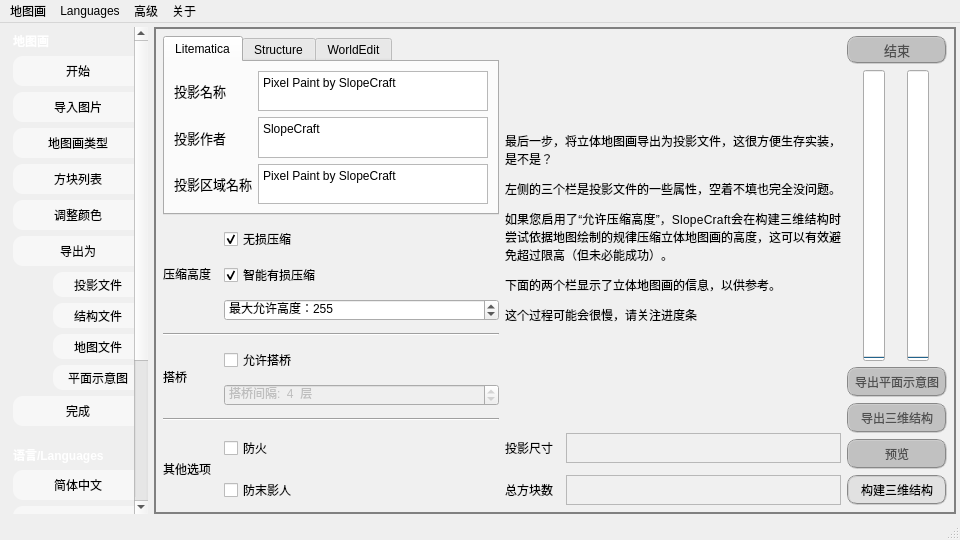
The window that SlopeCraftMain/others/mainwindow.ui (SlopeCraft/SlopeCraft) describes before a commit, drawn with Qt 5.
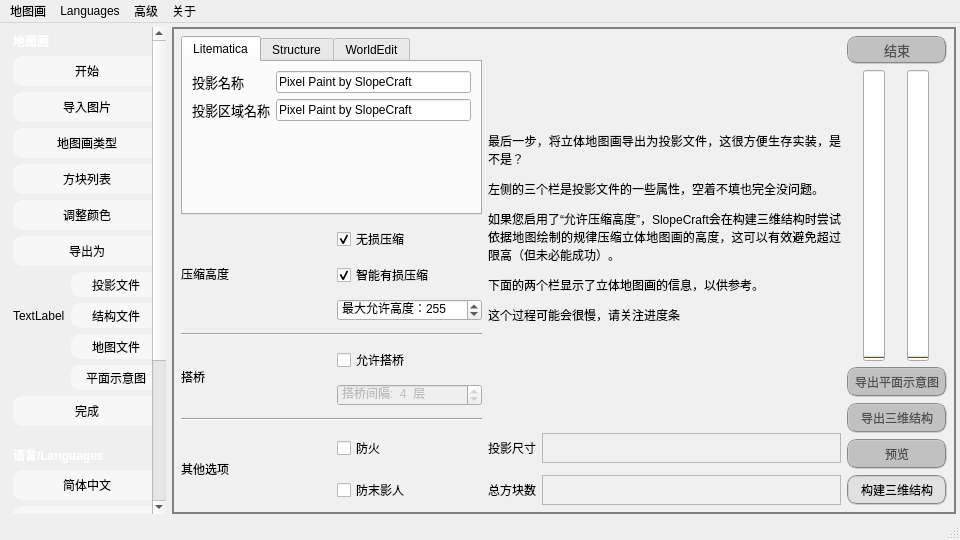
The same window after the commit. The open tabs and pages were chosen to show the change. Icons and pictures are not drawn.

```diff
--- a/SlopeCraftMain/others/mainwindow.ui
+++ b/SlopeCraftMain/others/mainwindow.ui
@@ -159,7 +159,7 @@
         <rect>
          <x>0</x>
          <y>0</y>
-         <width>152</width>
+         <width>167</width>
          <height>706</height>
         </rect>
        </property>
@@ -337,25 +337,6 @@
             </property>
            </widget>
           </item>
-          <item row="0" column="1">
-           <widget class="QPushButton" name="progressExLite">
-            <property name="sizePolicy">
-             <sizepolicy hsizetype="Expanding" vsizetype="Preferred">
-              <horstretch>0</horstretch>
-              <verstretch>0</verstretch>
-             </sizepolicy>
-            </property>
-            <property name="minimumSize">
-             <size>
-              <width>90</width>
-              <height>25</height>
-             </size>
-            </property>
-            <property name="text">
-             <string>投影文件</string>
-            </property>
-           </widget>
-          </item>
           <item row="2" column="1">
            <widget class="QPushButton" name="progressExData">
             <property name="sizePolicy">
@@ -407,6 +388,32 @@
             </property>
            </widget>
           </item>
+          <item row="1" column="0">
+           <widget class="QLabel" name="label_40">
+            <property name="text">
+             <string>TextLabel</string>
+            </property>
+           </widget>
+          </item>
+          <item row="0" column="1">
+           <widget class="QPushButton" name="progressExLite">
+            <property name="sizePolicy">
+             <sizepolicy hsizetype="Expanding" vsizetype="Preferred">
+              <horstretch>0</horstretch>
+              <verstretch>0</verstretch>
+             </sizepolicy>
+            </property>
+            <property name="minimumSize">
+             <size>
+              <width>90</width>
+              <height>25</height>
+             </size>
+            </property>
+            <property name="text">
+             <string>投影文件</string>
+            </property>
+           </widget>
+          </item>
          </layout>
         </item>
         <item>
@@ -622,7 +629,7 @@
        <enum>QFrame::Plain</enum>
       </property>
       <property name="currentIndex">
-       <number>5</number>
+       <number>0</number>
       </property>
       <widget class="QWidget" name="PageStart">
        <property name="styleSheet">
@@ -1774,8 +1781,8 @@
               <rect>
                <x>0</x>
                <y>0</y>
-               <width>551</width>
-               <height>378</height>
+               <width>16</width>
+               <height>16</height>
               </rect>
              </property>
              <property name="sizePolicy">
@@ -2395,90 +2402,13 @@
          <number>9</number>
         </property>
         <item>
-         <layout class="QGridLayout" name="gridLayout_2" rowstretch="0,0,0,0,0,0,0,0,0,0,0,0,0,0" columnstretch="1,5,1,5">
+         <layout class="QGridLayout" name="gridLayout_2" rowstretch="0,0,0,0,0,0,0,0,0,0,0,0,0,0" columnstretch="1,0,0,0">
           <property name="rightMargin">
            <number>0</number>
           </property>
           <property name="verticalSpacing">
            <number>12</number>
           </property>
-          <item row="12" column="2">
-           <widget class="QLabel" name="label_4">
-            <property name="font">
-             <font/>
-            </property>
-            <property name="text">
-             <string>投影尺寸</string>
-            </property>
-           </widget>
-          </item>
-          <item row="4" column="1">
-           <widget class="QCheckBox" name="AllowNaturalOpti">
-            <property name="font">
-             <font/>
-            </property>
-            <property name="toolTip">
-             <string>降低总高度，破坏连续性</string>
-            </property>
-            <property name="accessibleName">
-             <string/>
-            </property>
-            <property name="accessibleDescription">
-             <string/>
-            </property>
-            <property name="text">
-             <string>无损压缩</string>
-            </property>
-            <property name="checked">
-             <bool>true</bool>
-            </property>
-           </widget>
-          </item>
-          <item row="8" column="1">
-           <widget class="QCheckBox" name="allowGlassBridge">
-            <property name="toolTip">
-             <string>方便建造，耗费玻璃</string>
-            </property>
-            <property name="text">
-             <string>允许搭桥</string>
-            </property>
-           </widget>
-          </item>
-          <item row="12" column="3">
-           <widget class="QLabel" name="ShowLiteXYZ">
-            <property name="sizePolicy">
-             <sizepolicy hsizetype="Expanding" vsizetype="Preferred">
-              <horstretch>0</horstretch>
-              <verstretch>0</verstretch>
-             </sizepolicy>
-            </property>
-            <property name="minimumSize">
-             <size>
-              <width>0</width>
-              <height>30</height>
-             </size>
-            </property>
-            <property name="font">
-             <font/>
-            </property>
-            <property name="frameShape">
-             <enum>QFrame::StyledPanel</enum>
-            </property>
-            <property name="text">
-             <string/>
-            </property>
-           </widget>
-          </item>
-          <item row="13" column="2">
-           <widget class="QLabel" name="label_5">
-            <property name="font">
-             <font/>
-            </property>
-            <property name="text">
-             <string>总方块数</string>
-            </property>
-           </widget>
-          </item>
           <item row="12" column="0" rowspan="2">
            <widget class="QLabel" name="label_38">
             <property name="frameShape">
@@ -2496,19 +2426,35 @@
             </property>
            </widget>
           </item>
-          <item row="9" column="1" rowspan="2">
-           <widget class="QSpinBox" name="glassBridgeInterval">
-            <property name="enabled">
-             <bool>false</bool>
+          <item row="8" column="1">
+           <widget class="QCheckBox" name="allowGlassBridge">
+            <property name="toolTip">
+             <string>方便建造，耗费玻璃</string>
             </property>
-            <property name="suffix">
-             <string>  层</string>
+            <property name="text">
+             <string>允许搭桥</string>
             </property>
-            <property name="prefix">
-             <string>搭桥间隔:  </string>
+           </widget>
+          </item>
+          <item row="4" column="1">
+           <widget class="QCheckBox" name="AllowNaturalOpti">
+            <property name="font">
+             <font/>
             </property>
-            <property name="value">
-             <number>4</number>
+            <property name="toolTip">
+             <string>降低总高度，破坏连续性</string>
+            </property>
+            <property name="accessibleName">
+             <string/>
+            </property>
+            <property name="accessibleDescription">
+             <string/>
+            </property>
+            <property name="text">
+             <string>无损压缩</string>
+            </property>
+            <property name="checked">
+             <bool>true</bool>
             </property>
            </widget>
           </item>
@@ -2558,6 +2504,25 @@
             </property>
            </widget>
           </item>
+          <item row="5" column="1">
+           <widget class="QCheckBox" name="AllowForcedOpti">
+            <property name="enabled">
+             <bool>true</bool>
+            </property>
+            <property name="font">
+             <font/>
+            </property>
+            <property name="toolTip">
+             <string>降低总高度，微调颜色</string>
+            </property>
+            <property name="text">
+             <string>智能有损压缩</string>
+            </property>
+            <property name="checked">
+             <bool>true</bool>
+            </property>
+           </widget>
+          </item>
           <item row="0" column="2" rowspan="12" colspan="2">
            <widget class="QLabel" name="label_12">
             <property name="sizePolicy">
@@ -2577,6 +2542,67 @@
             </property>
            </widget>
           </item>
+          <item row="13" column="3">
+           <widget class="QLabel" name="ShowLiteBlocks">
+            <property name="minimumSize">
+             <size>
+              <width>0</width>
+              <height>30</height>
+             </size>
+            </property>
+            <property name="font">
+             <font/>
+            </property>
+            <property name="frameShape">
+             <enum>QFrame::StyledPanel</enum>
+            </property>
+            <property name="text">
+             <string/>
+            </property>
+           </widget>
+          </item>
+          <item row="11" column="0" colspan="2">
+           <widget class="Line" name="line_5">
+            <property name="orientation">
+             <enum>Qt::Horizontal</enum>
+            </property>
+           </widget>
+          </item>
+          <item row="12" column="2">
+           <widget class="QLabel" name="label_4">
+            <property name="font">
+             <font/>
+            </property>
+            <property name="text">
+             <string>投影尺寸</string>
+            </property>
+           </widget>
+          </item>
+          <item row="12" column="3">
+           <widget class="QLabel" name="ShowLiteXYZ">
+            <property name="sizePolicy">
+             <sizepolicy hsizetype="Expanding" vsizetype="Preferred">
+              <horstretch>0</horstretch>
+              <verstretch>0</verstretch>
+             </sizepolicy>
+            </property>
+            <property name="minimumSize">
+             <size>
+              <width>0</width>
+              <height>30</height>
+             </size>
+            </property>
+            <property name="font">
+             <font/>
+            </property>
+            <property name="frameShape">
+             <enum>QFrame::StyledPanel</enum>
+            </property>
+            <property name="text">
+             <string/>
+            </property>
+           </widget>
+          </item>
           <item row="6" column="1">
            <widget class="QSpinBox" name="maxHeight">
             <property name="enabled">
@@ -2608,48 +2634,29 @@
             </property>
            </widget>
           </item>
-          <item row="5" column="1">
-           <widget class="QCheckBox" name="AllowForcedOpti">
+          <item row="9" column="1" rowspan="2">
+           <widget class="QSpinBox" name="glassBridgeInterval">
             <property name="enabled">
-             <bool>true</bool>
+             <bool>false</bool>
             </property>
-            <property name="font">
-             <font/>
+            <property name="suffix">
+             <string>  层</string>
             </property>
-            <property name="toolTip">
-             <string>降低总高度，微调颜色</string>
+            <property name="prefix">
+             <string>搭桥间隔:  </string>
             </property>
-            <property name="text">
-             <string>智能有损压缩</string>
+            <property name="value">
+             <number>4</number>
             </property>
-            <property name="checked">
-             <bool>true</bool>
-            </property>
            </widget>
           </item>
-          <item row="13" column="3">
-           <widget class="QLabel" name="ShowLiteBlocks">
-            <property name="minimumSize">
-             <size>
-              <width>0</width>
-              <height>30</height>
-             </size>
-            </property>
+          <item row="13" column="2">
+           <widget class="QLabel" name="label_5">
             <property name="font">
              <font/>
             </property>
-            <property name="frameShape">
-             <enum>QFrame::StyledPanel</enum>
-            </property>
             <property name="text">
-             <string/>
-            </property>
-           </widget>
-          </item>
-          <item row="11" column="0" colspan="2">
-           <widget class="Line" name="line_5">
-            <property name="orientation">
-             <enum>Qt::Horizontal</enum>
+             <string>总方块数</string>
             </property>
            </widget>
           </item>
@@ -2662,38 +2669,13 @@
              <string/>
             </property>
             <property name="currentIndex">
-             <number>2</number>
+             <number>1</number>
             </property>
             <widget class="QWidget" name="tabLitematica">
              <attribute name="title">
               <string notr="true">Litematica</string>
              </attribute>
-             <layout class="QGridLayout" name="gridLayout_14" columnstretch="1,5">
-              <item row="1" column="1">
-               <widget class="QPlainTextEdit" name="InputAuthor">
-                <property name="sizePolicy">
-                 <sizepolicy hsizetype="Preferred" vsizetype="Minimum">
-                  <horstretch>0</horstretch>
-                  <verstretch>0</verstretch>
-                 </sizepolicy>
-                </property>
-                <property name="minimumSize">
-                 <size>
-                  <width>0</width>
-                  <height>30</height>
-                 </size>
-                </property>
-                <property name="font">
-                 <font/>
-                </property>
-                <property name="accessibleName">
-                 <string notr="true"/>
-                </property>
-                <property name="plainText">
-                 <string notr="true">SlopeCraft</string>
-                </property>
-               </widget>
-              </item>
+             <layout class="QGridLayout" name="gridLayout_14" columnstretch="1,9">
               <item row="0" column="0">
                <widget class="QLabel" name="label_3">
                 <property name="font">
@@ -2706,44 +2688,14 @@
                 </property>
                </widget>
               </item>
-              <item row="0" column="1">
-               <widget class="QPlainTextEdit" name="InputLiteName">
-                <property name="sizePolicy">
-                 <sizepolicy hsizetype="Preferred" vsizetype="Minimum">
-                  <horstretch>0</horstretch>
-                  <verstretch>0</verstretch>
-                 </sizepolicy>
-                </property>
-                <property name="minimumSize">
-                 <size>
-                  <width>0</width>
-                  <height>30</height>
-                 </size>
-                </property>
-                <property name="font">
-                 <font/>
-                </property>
-                <property name="accessibleName">
-                 <string notr="true"/>
-                </property>
-                <property name="plainText">
-                 <string notr="true">Pixel Paint by SlopeCraft</string>
-                </property>
-               </widget>
-              </item>
-              <item row="1" column="0">
-               <widget class="QLabel" name="label_2">
-                <property name="font">
-                 <font>
-                  <pointsize>10</pointsize>
-                 </font>
-                </property>
+              <item row="1" column="1">
+               <widget class="QLineEdit" name="InputRegionName">
                 <property name="text">
-                 <string>投影作者</string>
+                 <string>Pixel Paint by SlopeCraft</string>
                 </property>
                </widget>
               </item>
-              <item row="2" column="0">
+              <item row="1" column="0">
                <widget class="QLabel" name="label">
                 <property name="font">
                  <font>
@@ -2755,30 +2707,25 @@
                 </property>
                </widget>
               </item>
+              <item row="0" column="1">
+               <widget class="QLineEdit" name="InputLiteName">
+                <property name="text">
+                 <string>Pixel Paint by SlopeCraft</string>
+                </property>
+               </widget>
+              </item>
               <item row="2" column="1">
-               <widget class="QPlainTextEdit" name="InputRegionName">
-                <property name="sizePolicy">
-                 <sizepolicy hsizetype="Preferred" vsizetype="Minimum">
-                  <horstretch>0</horstretch>
-                  <verstretch>0</verstretch>
-                 </sizepolicy>
+               <spacer name="verticalSpacer_6">
+                <property name="orientation">
+                 <enum>Qt::Vertical</enum>
                 </property>
-                <property name="minimumSize">
+                <property name="sizeHint" stdset="0">
                  <size>
-                  <width>0</width>
-                  <height>30</height>
+                  <width>20</width>
+                  <height>40</height>
                  </size>
                 </property>
-                <property name="font">
-                 <font/>
-                </property>
-                <property name="accessibleName">
-                 <string notr="true"/>
-                </property>
-                <property name="plainText">
-                 <string notr="true">Pixel Paint by SlopeCraft</string>
-                </property>
-               </widget>
+               </spacer>
               </item>
              </layout>
             </widget>
@@ -2787,15 +2734,8 @@
               <string>Structure</string>
              </attribute>
              <layout class="QGridLayout" name="gridLayout_15" columnstretch="1,5">
-              <item row="0" column="0">
-               <widget class="QLabel" name="label_39">
-                <property name="text">
-                 <string>空气处理方式</string>
-                </property>
-               </widget>
-              </item>
               <item row="0" column="1">
-               <widget class="QCheckBox" name="checkBox">
+               <widget class="QCheckBox" name="structure_replace_air_with_void">
                 <property name="toolTip">
                  <string>节省大量存储空间</string>
                 </property>
@@ -2813,12 +2753,114 @@
                 </property>
                </widget>
               </item>
+              <item row="0" column="0">
+               <widget class="QLabel" name="label_39">
+                <property name="text">
+                 <string>空气处理方式</string>
+                </property>
+               </widget>
+              </item>
+              <item row="1" column="1">
+               <spacer name="verticalSpacer_7">
+                <property name="orientation">
+                 <enum>Qt::Vertical</enum>
+                </property>
+                <property name="sizeHint" stdset="0">
+                 <size>
+                  <width>20</width>
+                  <height>40</height>
+                 </size>
+                </property>
+               </spacer>
+              </item>
              </layout>
             </widget>
             <widget class="QWidget" name="tabWorldEdit">
              <attribute name="title">
               <string notr="true">WorldEdit</string>
              </attribute>
+             <layout class="QGridLayout" name="gridLayout_16">
+              <item row="0" column="1">
+               <widget class="QLineEdit" name="schem_offsetX">
+                <property name="text">
+                 <string>0</string>
+                </property>
+               </widget>
+              </item>
+              <item row="1" column="0">
+               <widget class="QLabel" name="label_41">
+                <property name="text">
+                 <string>WEOffset(X,Y,Z)</string>
+                </property>
+               </widget>
+              </item>
+              <item row="0" column="3">
+               <widget class="QLineEdit" name="schem_offsetZ">
+                <property name="text">
+                 <string>0</string>
+                </property>
+               </widget>
+              </item>
+              <item row="1" column="3">
+               <widget class="QLineEdit" name="schem_weOffsetZ">
+                <property name="text">
+                 <string>0</string>
+                </property>
+               </widget>
+              </item>
+              <item row="1" column="1">
+               <widget class="QLineEdit" name="schem_weOffsetX">
+                <property name="text">
+                 <string>0</string>
+                </property>
+               </widget>
+              </item>
+              <item row="0" column="0">
+               <widget class="QLabel" name="label_2">
+                <property name="text">
+                 <string>offset(X,Y,Z)</string>
+                </property>
+               </widget>
+              </item>
+              <item row="1" column="2">
+               <widget class="QLineEdit" name="schem_weOffsetY">
+                <property name="text">
+                 <string>0</string>
+                </property>
+               </widget>
+              </item>
+              <item row="2" column="0">
+               <widget class="QLabel" name="label_42">
+                <property name="text">
+                 <string>原理图名称</string>
+                </property>
+               </widget>
+              </item>
+              <item row="0" column="2">
+               <widget class="QLineEdit" name="schem_offsetY">
+                <property name="text">
+                 <string>0</string>
+                </property>
+               </widget>
+              </item>
+              <item row="3" column="0">
+               <widget class="QLabel" name="label_43">
+                <property name="text">
+                 <string>依赖mod名称</string>
+                </property>
+               </widget>
+              </item>
+              <item row="3" column="1" colspan="3">
+               <widget class="QPlainTextEdit" name="schem_required_mods"/>
+              </item>
+              <item row="2" column="1" colspan="3">
+               <widget class="QLineEdit" name="schem_name">
+                <property name="text">
+                 <string>Pixel Paint by SlopeCraft</string>
+                </property>
+               </widget>
+              </item>
+             </layout>
             </widget>
            </widget>
           </item>
```
